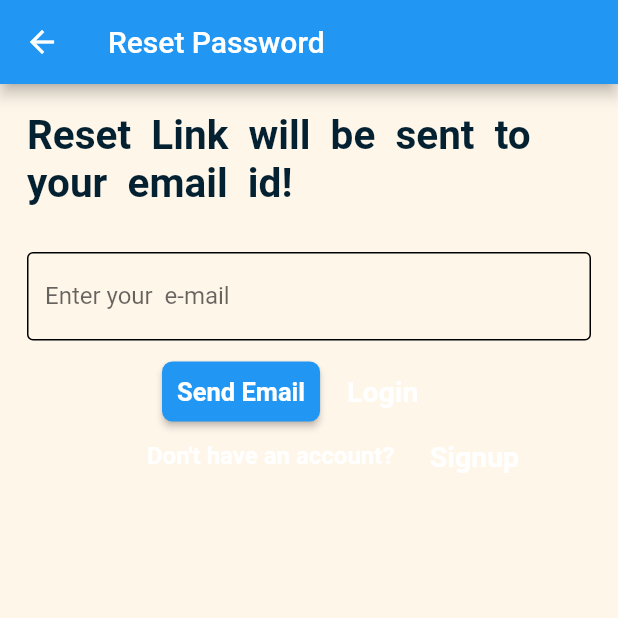
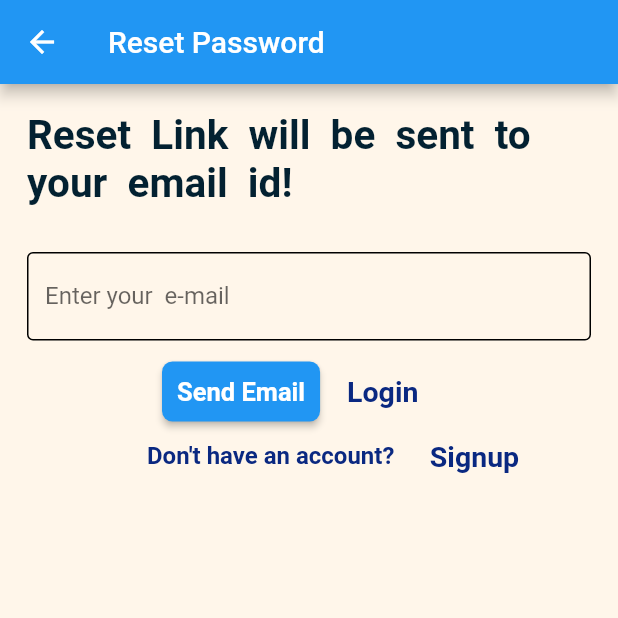
Before and after one commit to utsavshumsher/Hostel_Management_system, a Flutter app: the Forgot_Pass screen opened directly, on a phone screen of 412 x 824 dp, the top half of it. Run offline on Flutter 3.47's test engine with Material 2 defaults, Android fonts, the phone set to English and light mode, and no system bars; our stand-ins replace firebase_auth, firebase_core, google_fonts, motion_toast, pin_code_fields, rflutter_alert and 1 more; accounts and stored records are empty; Roboto replaces fonts that are missing (Alike).

Commit message:
forgot_Pass

```diff
--- a/lib/screens/login/forgot_pass.dart
+++ b/lib/screens/login/forgot_pass.dart
@@ -95,7 +95,7 @@ class _Forgot_PassState extends State<Forgot_Pass> {
                       style: TextStyle(
                           fontWeight: FontWeight.bold,
                           fontSize: 19,
-                          color: Colors.white),
+                          color: Color.fromARGB(255, 10, 40, 129)),
                     ),
                   ),
                 ],
@@ -119,7 +119,7 @@ class _Forgot_PassState extends State<Forgot_Pass> {
                       style: TextStyle(
                           fontWeight: FontWeight.bold,
                           fontSize: 16,
-                          color: Colors.white),
+                          color: Color.fromARGB(255, 10, 40, 129)),
                     ),
                   ),
                   Text(
@@ -127,7 +127,7 @@ class _Forgot_PassState extends State<Forgot_Pass> {
                     style: TextStyle(
                         fontWeight: FontWeight.bold,
                         fontSize: 19,
-                        color: Colors.white),
+                        color: Color.fromARGB(255, 10, 40, 129)),
                   ),
                 ],
               ),
```
